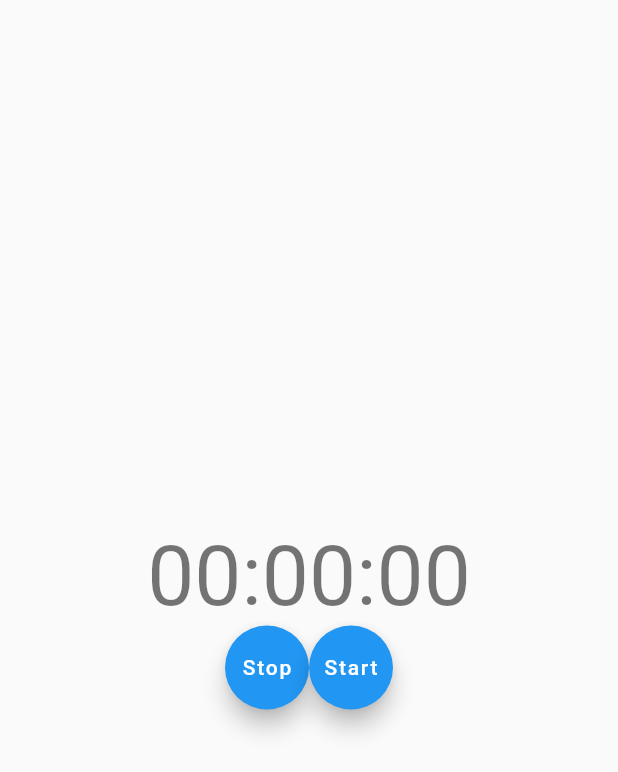
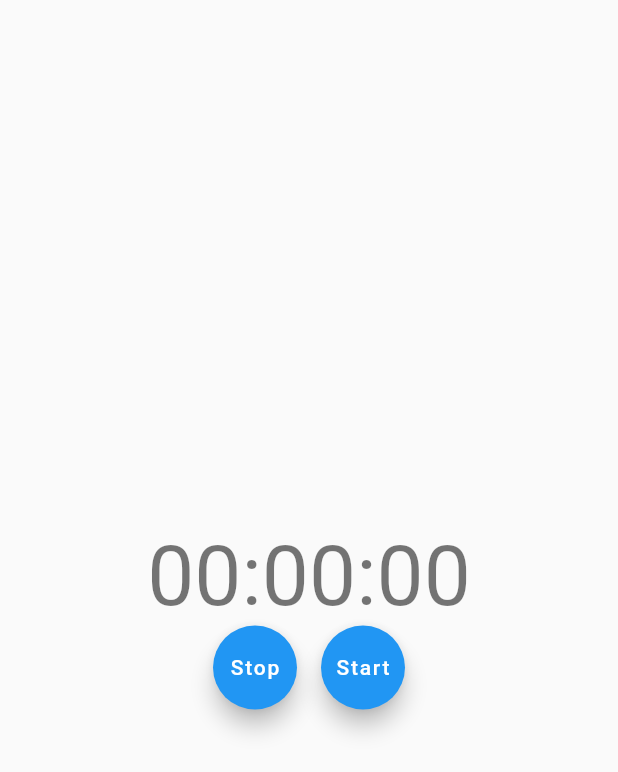
Before and after one commit to tatsukikane/timer_app_2, a Flutter app: the screen it shows after launch, on a phone screen of 412 x 824 dp. Shown: the top 772 px of the screen. Run offline on Flutter 3.47's test engine with Material 2 defaults, Android fonts, the phone set to English and light mode, and no system bars.

Commit message:
second commit

```diff
--- a/lib/main.dart
+++ b/lib/main.dart
@@ -4,11 +4,13 @@ import 'package:flutter/material.dart';
 import 'package:intl/intl.dart';
 
 void main(){
+  //ここがスタート
   runApp(MaterialApp(
     home: TimeSamplePage()
   ));
 }
 
+//状態を持てるのはSTFだけ
 class TimeSamplePage extends StatefulWidget {
   const TimeSamplePage({Key? key}) : super(key: key);
 
@@ -28,6 +30,8 @@ class _TimeSamplePageState extends State<TimeSamplePage> {
     super.initState();
   }
 
+//initStateが実行された後に、buildを実行して描画される
+//その後はsetState()が呼ばれるたびbuild()を実行して UI に変更を反映します
 
   @override
   Widget build(BuildContext context) {
@@ -36,6 +40,7 @@ class _TimeSamplePageState extends State<TimeSamplePage> {
         mainAxisAlignment: MainAxisAlignment.center,
         children: [
           Text(
+            //その時点での時間（_time）を00:00:00形式で表示している
             DateFormat.Hms().format(_time),
             style: Theme.of(context).textTheme.headline2,
           ),
@@ -49,11 +54,14 @@ class _TimeSamplePageState extends State<TimeSamplePage> {
                 },
                 child: Text('Stop'),
               ),
+              SizedBox(width: 16,),
               FloatingActionButton(
                 onPressed: (){
+                  //一秒ごとに定期的に処理を実行
                   _timer = Timer.periodic(
                     Duration(seconds: 1),
                     (Timer timer) {
+                      //_timeに一秒追加する関数
                       setState(() {
                         _time = _time.add(Duration(seconds: 1));
                       });
```
